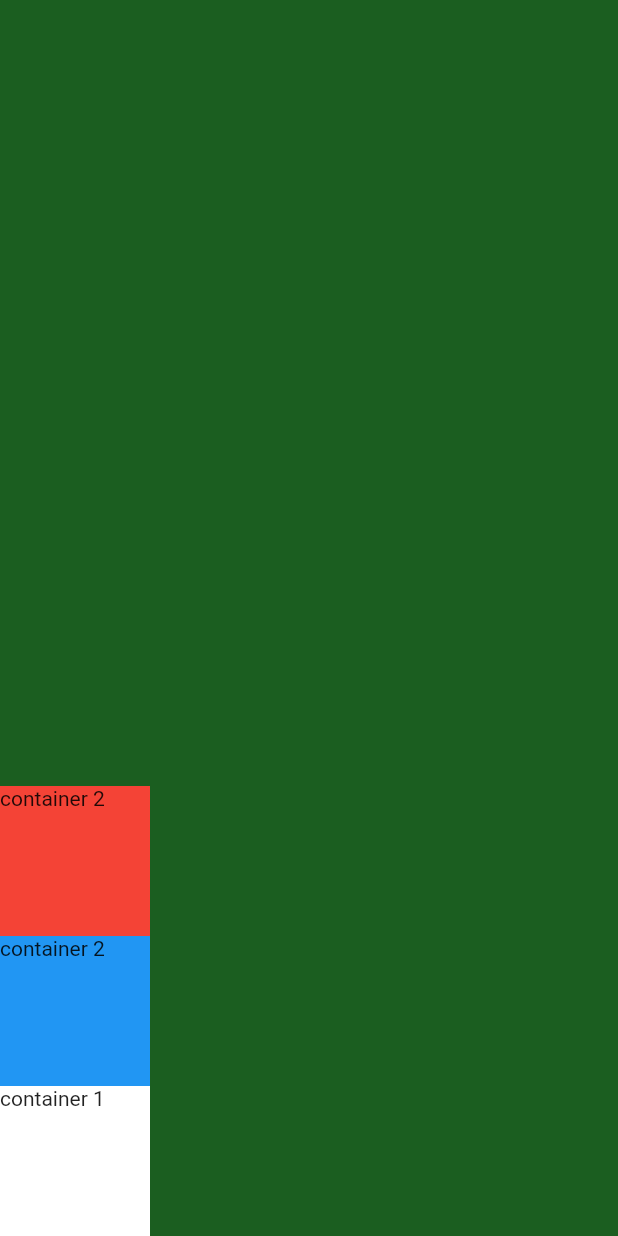
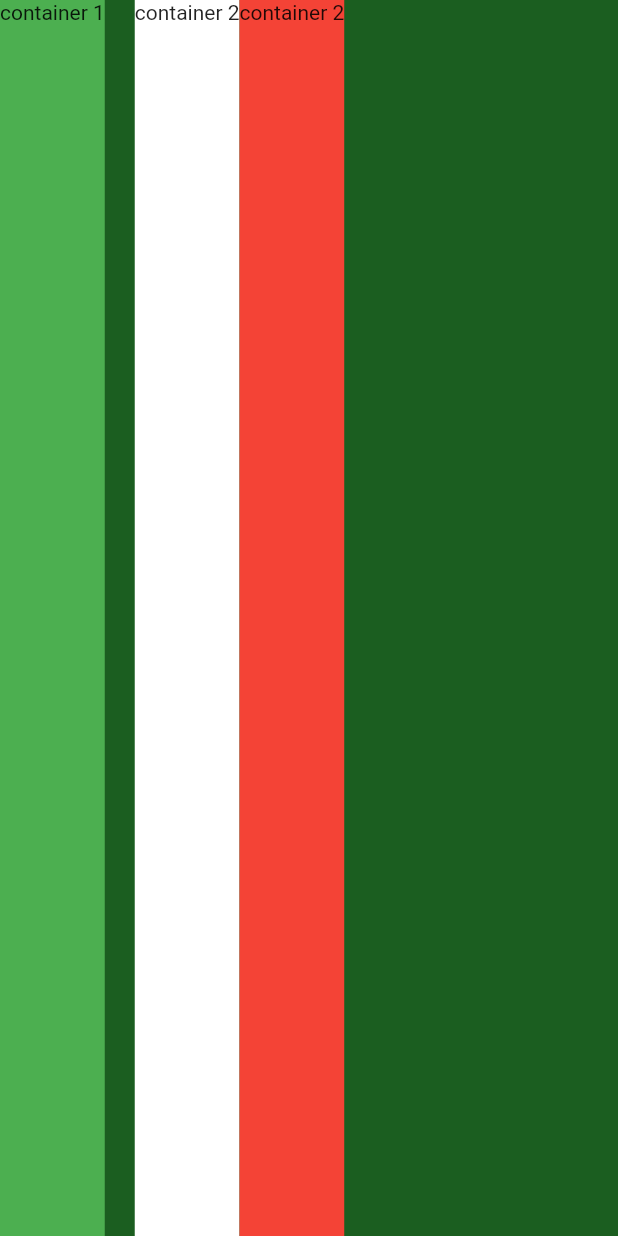
Before and after one commit to abdulaziz-damlahi/flutter-example, a Flutter app: the screen it shows after launch, on a phone screen of 412 x 824 dp. Run offline on Flutter 3.47's test engine with Material 2 defaults, Android fonts, the phone set to English and light mode, and no system bars.

Commit message:
layout 2

```diff
--- a/lib/main.dart
+++ b/lib/main.dart
@@ -11,26 +11,29 @@ class app extends StatelessWidget {
       home: Scaffold(
         backgroundColor: Colors.green[900],
         body: SafeArea(
-          child: Column(
-            verticalDirection: VerticalDirection.up,
+          child: Row(
+            crossAxisAlignment: CrossAxisAlignment.stretch,
             children: <Widget>[
               Container(
                 height: 100.0,
-                width: 100.0,
-                color: Colors.white,
+                color: Colors.green,
                 child: Text('container 1'),
+              ),
+              SizedBox(
+                width: 20.0,
               ),
               Container(
                 height: 100.0,
-                width: 100.0,
-                color: Colors.blue,
+                color: Colors.white,
                 child: Text('container 2'),
               ),
               Container(
                 height: 100.0,
-                width: 100.0,
                 color: Colors.red,
                 child: Text('container 2'),
+              ),
+              Container(
+                height: 10.0,
               ),
             ],
           ),
```
